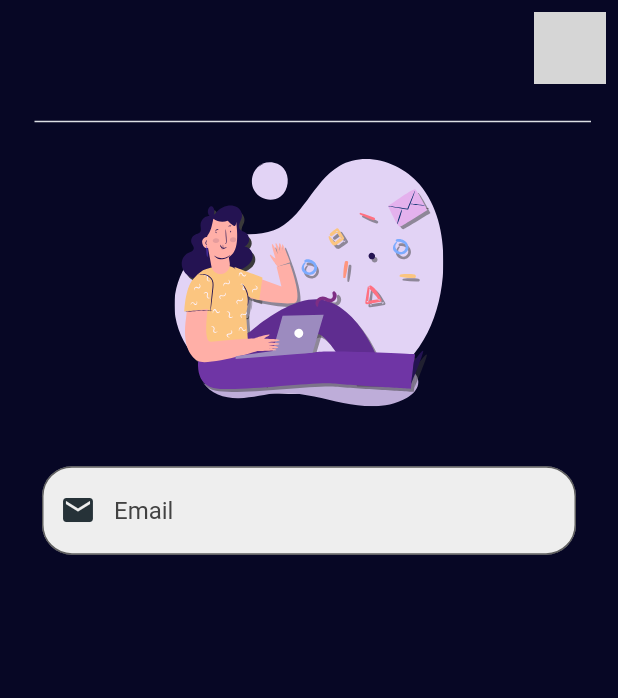
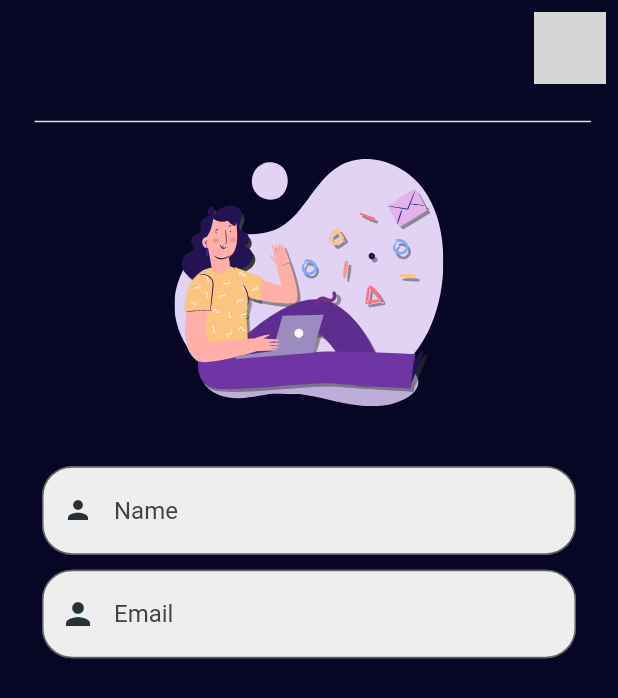
Before and after one commit to emilio-kariuki/authentication, a Flutter app: the Login screen opened directly, on a phone screen of 412 x 824 dp. Shown: the top 698 px of the screen. Run offline on Flutter 3.47's test engine with Material 2 defaults, Android fonts, the phone set to English and light mode, and no system bars; our stand-ins replace flutter_svg, google_fonts; grey boxes are pictures that could not be loaded.

Commit message:
February 6, 2022 3:05 PM

```diff
--- a/lib/authentication/login.dart
+++ b/lib/authentication/login.dart
@@ -65,7 +65,23 @@ class _LoginState extends State<Login> {
                 height: mediaQuery.height * 0.2,
               )),
             ),
-
+            Padding(
+              padding: const EdgeInsets.fromLTRB(20, 0, 20, 10),
+              child: TextFormField(
+                decoration: InputDecoration(
+                    border: OutlineInputBorder(
+                      borderRadius: BorderRadius.circular(20.0),
+                    ),
+                    // icon: Icon(Icons.person,size:30,color: Colors.black),
+                    filled: true,
+                    hintStyle: TextStyle(color: Colors.grey[800]),
+                    focusColor: Colors.red,
+                    hintText: "Name",
+                    prefixIcon: Icon(Icons.person, color: Colors.blueGrey[900],size: 20),
+                    fillColor: Colors.grey[200]),
+                controller: name,
+              ),
+            ),
             Padding(
               padding: const EdgeInsets.fromLTRB(20, 0, 20, 10),
               child: TextFormField(
@@ -78,7 +94,7 @@ class _LoginState extends State<Login> {
                     hintStyle: TextStyle(color: Colors.grey[800]),
                     focusColor: Colors.red,
                     hintText: "Email",
-                    prefixIcon: Icon(Icons.mail, color: Colors.blueGrey[900]),
+                    prefixIcon: Icon(Icons.person, color: Colors.blueGrey[900]),
                     fillColor: Colors.grey[200]),
                 controller: name,
               ),
```
